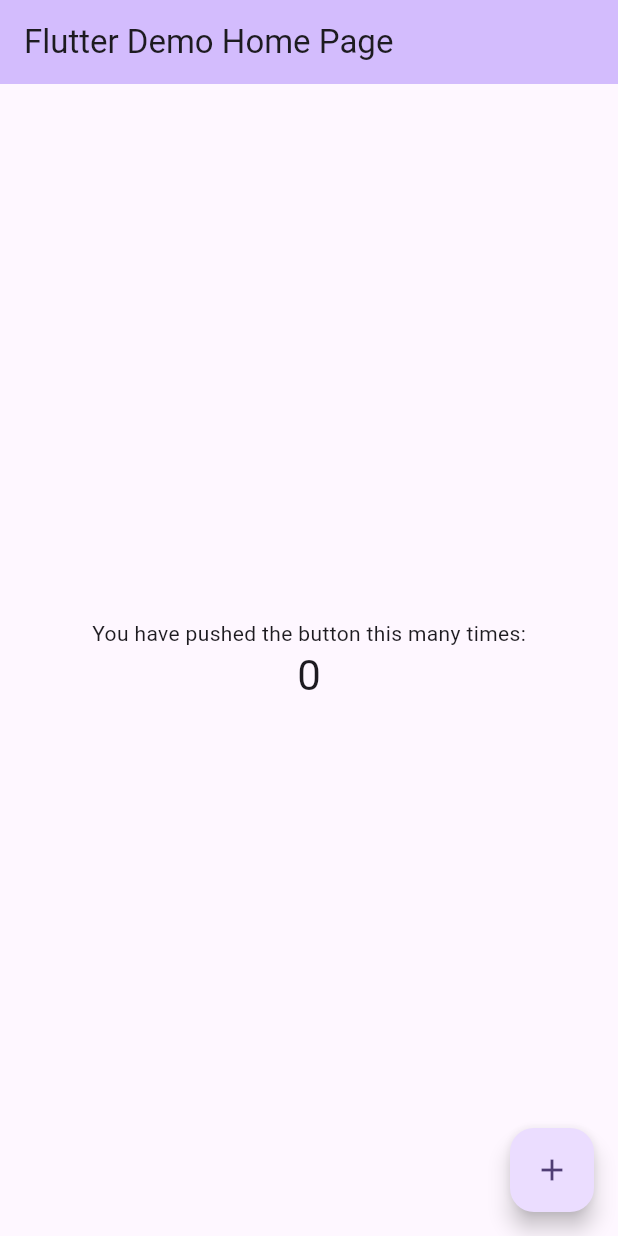
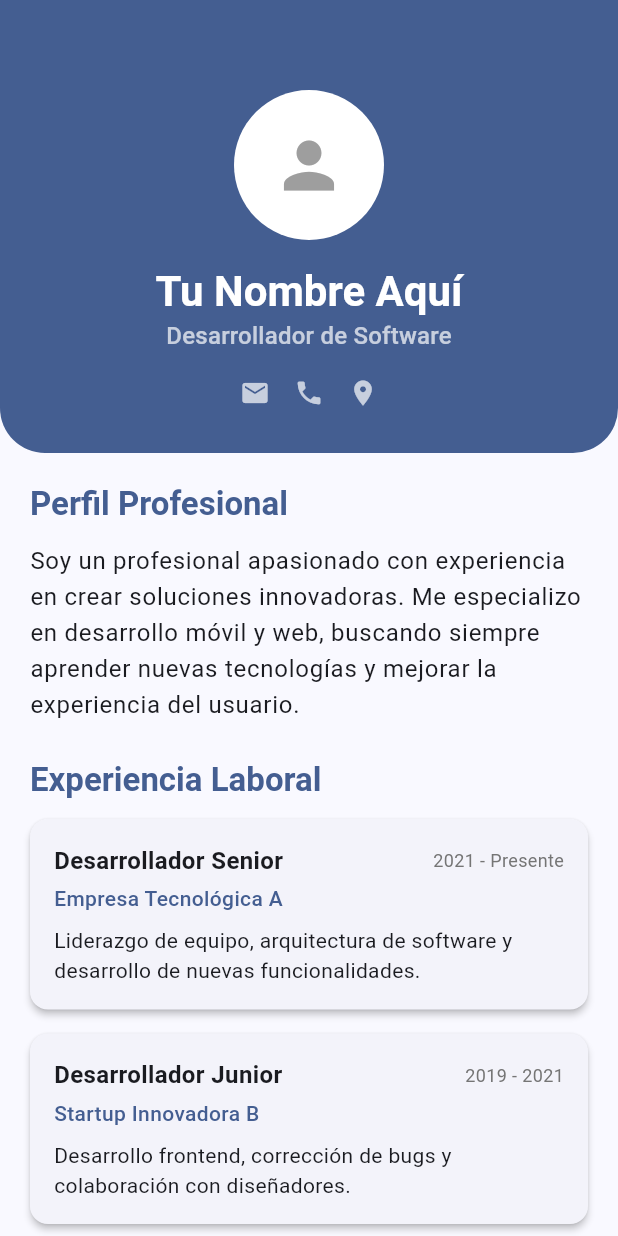
Before and after one commit to could-ai/019aa273-6e26-7082-a9ea-19da6fcd05ed, a Flutter app: the screen it shows after launch, on a phone screen of 412 x 824 dp. Run offline on Flutter 3.47's test engine with Material 3 defaults, Android fonts, the phone set to English and light mode, and no system bars.

Commit message:
Creación del modelo de datos para el CV y datos de ejemplo (placeholder).; Creación de la pantalla visual del CV con diseño moderno, secciones de experiencia, educación y habilidades.; Actualización del punto de entrada de la app para mostrar la pantalla del CV.

```diff
--- /dev/null
+++ b/usr/lib/cv_data.dart
@@ -0,0 +1,81 @@
+class CVData {
+  final String name;
+  final String jobTitle;
+  final String email;
+  final String phone;
+  final String location;
+  final String summary;
+  final List<Experience> experience;
+  final List<Education> education;
+  final List<String> skills;
+
+  CVData({
+    required this.name,
+    required this.jobTitle,
+    required this.email,
+    required this.phone,
+    required this.location,
+    required this.summary,
+    required this.experience,
+    required this.education,
+    required this.skills,
+  });
+}
+
+class Experience {
+  final String company;
+  final String role;
+  final String duration;
+  final String description;
+
+  Experience({
+    required this.company,
+    required this.role,
+    required this.duration,
+    required this.description,
+  });
+}
+
+class Education {
+  final String institution;
+  final String degree;
+  final String duration;
+
+  Education({
+    required this.institution,
+    required this.degree,
+    required this.duration,
+  });
+}
+
+// Datos de ejemplo (Placeholder)
+final CVData placeholderCV = CVData(
+  name: "Tu Nombre Aquí",
+  jobTitle: "Desarrollador de Software",
+  email: "correo@ejemplo.com",
+  phone: "+123 456 7890",
+  location: "Ciudad, País",
+  summary: "Soy un profesional apasionado con experiencia en crear soluciones innovadoras. Me especializo en desarrollo móvil y web, buscando siempre aprender nuevas tecnologías y mejorar la experiencia del usuario.",
+  experience: [
+    Experience(
+      company: "Empresa Tecnológica A",
+      role: "Desarrollador Senior",
+      duration: "2021 - Presente",
+      description: "Liderazgo de equipo, arquitectura de software y desarrollo de nuevas funcionalidades.",
+    ),
+    Experience(
+      company: "Startup Innovadora B",
+      role: "Desarrollador Junior",
+      duration: "2019 - 2021",
+      description: "Desarrollo frontend, corrección de bugs y colaboración con diseñadores.",
+    ),
+  ],
+  education: [
+    Education(
+      institution: "Universidad Nacional",
+      degree: "Ingeniería de Sistemas",
+      duration: "2015 - 2019",
+    ),
+  ],
+  skills: ["Flutter", "Dart", "Firebase", "Git", "UI/UX Design", "SQL", "Agile"],
+);
--- /dev/null
+++ b/usr/lib/cv_screen.dart
@@ -0,0 +1,184 @@
+import 'package:flutter/material.dart';
+import 'cv_data.dart';
+
+class CVScreen extends StatelessWidget {
+  final CVData data;
+
+  const CVScreen({super.key, required this.data});
+
+  @override
+  Widget build(BuildContext context) {
+    return Scaffold(
+      body: SingleChildScrollView(
+        child: Column(
+          crossAxisAlignment: CrossAxisAlignment.start,
+          children: [
+            _buildHeader(context),
+            Padding(
+              padding: const EdgeInsets.all(20.0),
+              child: Column(
+                crossAxisAlignment: CrossAxisAlignment.start,
+                children: [
+                  _buildSectionTitle(context, "Perfil Profesional"),
+                  Text(
+                    data.summary,
+                    style: Theme.of(context).textTheme.bodyLarge,
+                  ),
+                  const SizedBox(height: 24),
+
+                  _buildSectionTitle(context, "Experiencia Laboral"),
+                  ...data.experience.map((exp) => _buildExperienceItem(context, exp)),
+
+                  const SizedBox(height: 24),
+
+                  _buildSectionTitle(context, "Educación"),
+                  ...data.education.map((edu) => _buildEducationItem(context, edu)),
+
+                  const SizedBox(height: 24),
+
+                  _buildSectionTitle(context, "Habilidades"),
+                  Wrap(
+                    spacing: 8.0,
+                    runSpacing: 8.0,
+                    children: data.skills.map((skill) => Chip(
+                      label: Text(skill),
+                      backgroundColor: Theme.of(context).colorScheme.primaryContainer,
+                    )).toList(),
+                  ),
+                ],
+              ),
+            ),
+          ],
+        ),
+      ),
+    );
+  }
+
+  Widget _buildHeader(BuildContext context) {
+    return Container(
+      width: double.infinity,
+      padding: const EdgeInsets.fromLTRB(20, 60, 20, 30),
+      decoration: BoxDecoration(
+        color: Theme.of(context).colorScheme.primary,
+        borderRadius: const BorderRadius.only(
+          bottomLeft: Radius.circular(30),
+          bottomRight: Radius.circular(30),
+        ),
+      ),
+      child: Column(
+        children: [
+          const CircleAvatar(
+            radius: 50,
+            backgroundColor: Colors.white,
+            child: Icon(Icons.person, size: 50, color: Colors.grey),
+          ),
+          const SizedBox(height: 16),
+          Text(
+            data.name,
+            style: Theme.of(context).textTheme.headlineMedium?.copyWith(
+              color: Colors.white,
+              fontWeight: FontWeight.bold,
+            ),
+          ),
+          Text(
+            data.jobTitle,
+            style: Theme.of(context).textTheme.titleMedium?.copyWith(
+              color: Colors.white70,
+            ),
+          ),
+          const SizedBox(height: 16),
+          Row(
+            mainAxisAlignment: MainAxisAlignment.center,
+            children: [
+              _buildContactIcon(Icons.email, data.email),
+              const SizedBox(width: 16),
+              _buildContactIcon(Icons.phone, data.phone),
+              const SizedBox(width: 16),
+              _buildContactIcon(Icons.location_on, data.location),
+            ],
+          ),
+        ],
+      ),
+    );
+  }
+
+  Widget _buildContactIcon(IconData icon, String tooltip) {
+    return Tooltip(
+      message: tooltip,
+      child: Icon(icon, color: Colors.white70, size: 20),
+    );
+  }
+
+  Widget _buildSectionTitle(BuildContext context, String title) {
+    return Padding(
+      padding: const EdgeInsets.only(bottom: 12.0),
+      child: Text(
+        title,
+        style: Theme.of(context).textTheme.titleLarge?.copyWith(
+          fontWeight: FontWeight.bold,
+          color: Theme.of(context).colorScheme.primary,
+        ),
+      ),
+    );
+  }
+
+  Widget _buildExperienceItem(BuildContext context, Experience exp) {
+    return Card(
+      elevation: 2,
+      margin: const EdgeInsets.only(bottom: 16),
+      child: Padding(
+        padding: const EdgeInsets.all(16.0),
+        child: Column(
+          crossAxisAlignment: CrossAxisAlignment.start,
+          children: [
+            Row(
+              mainAxisAlignment: MainAxisAlignment.spaceBetween,
+              children: [
+                Text(
+                  exp.role,
+                  style: const TextStyle(fontWeight: FontWeight.bold, fontSize: 16),
+                ),
+                Text(
+                  exp.duration,
+                  style: TextStyle(color: Colors.grey[600], fontSize: 12),
+                ),
+              ],
+            ),
+            const SizedBox(height: 4),
+            Text(
+              exp.company,
+              style: TextStyle(color: Theme.of(context).colorScheme.primary, fontWeight: FontWeight.w500),
+            ),
+            const SizedBox(height: 8),
+            Text(exp.description),
+          ],
+        ),
+      ),
+    );
+  }
+
+  Widget _buildEducationItem(BuildContext context, Education edu) {
+    return Padding(
+      padding: const EdgeInsets.only(bottom: 12.0),
+      child: Row(
+        crossAxisAlignment: CrossAxisAlignment.start,
+        children: [
+          Icon(Icons.school, color: Theme.of(context).colorScheme.secondary, size: 20),
+          const SizedBox(width: 12),
+          Expanded(
+            child: Column(
+              crossAxisAlignment: CrossAxisAlignment.start,
+              children: [
+                Text(
+                  edu.institution,
+                  style: const TextStyle(fontWeight: FontWeight.bold),
+                ),
+                Text('${edu.degree} • ${edu.duration}'),
+              ],
+            ),
+          ),
+        ],
+      ),
+    );
+  }
+}
--- a/usr/lib/main.dart
+++ b/usr/lib/main.dart
@@ -1,4 +1,6 @@
 import 'package:flutter/material.dart';
+import 'cv_screen.dart';
+import 'cv_data.dart';
 
 void main() {
   runApp(const MyApp());
@@ -7,114 +9,21 @@ void main() {
 class MyApp extends StatelessWidget {
   const MyApp({super.key});
 
-  // This widget is the root of your application.
   @override
   Widget build(BuildContext context) {
     return MaterialApp(
-      title: 'Flutter Demo',
+      title: 'Mi Curriculum Vitae',
       debugShowCheckedModeBanner: false,
       theme: ThemeData(
-        // This is the theme of your application.
-        //
-        // TRY THIS: Try running your application with "flutter run". You'll see
-        // the application has a purple toolbar. Then, without quitting the app,
-        // try changing the seedColor in the colorScheme below to Colors.green
-        // and then invoke "hot reload" (save your changes or press the "hot
-        // reload" button in a Flutter-supported IDE, or press "r" if you used
-        // the command line to start the app).
-        //
-        // Notice that the counter didn't reset back to zero; the application
-        // state is not lost during the reload. To reset the state, use hot
-        // restart instead.
-        //
-        // This works for code too, not just values: Most code changes can be
-        // tested with just a hot reload.
-        colorScheme: ColorScheme.fromSeed(seedColor: Colors.deepPurple),
+        colorScheme: ColorScheme.fromSeed(seedColor: Colors.blueAccent),
+        useMaterial3: true,
+        fontFamily: 'Roboto', // Usando fuente por defecto, pero preparado para cambiar
       ),
-      home: const MyHomePage(title: 'Flutter Demo Home Page'),
+      // Definimos las rutas asegurando que '/' exista
+      initialRoute: '/',
+      routes: {
+        '/': (context) => CVScreen(data: placeholderCV),
+      },
     );
   }
 }
-
-class MyHomePage extends StatefulWidget {
-  const MyHomePage({super.key, required this.title});
-
-  // This widget is the home page of your application. It is stateful, meaning
-  // that it has a State object (defined below) that contains fields that affect
-  // how it looks.
-
-  // This class is the configuration for the state. It holds the values (in this
-  // case the title) provided by the parent (in this case the App widget) and
-  // used by the build method of the State. Fields in a Widget subclass are
-  // always marked "final".
-
-  final String title;
-
-  @override
-  State<MyHomePage> createState() => _MyHomePageState();
-}
-
-class _MyHomePageState extends State<MyHomePage> {
-  int _counter = 0;
-
-  void _incrementCounter() {
-    setState(() {
-      // This call to setState tells the Flutter framework that something has
-      // changed in this State, which causes it to rerun the build method below
-      // so that the display can reflect the updated values. If we changed
-      // _counter without calling setState(), then the build method would not be
-      // called again, and so nothing would appear to happen.
-      _counter++;
-    });
-  }
-
-  @override
-  Widget build(BuildContext context) {
-    // This method is rerun every time setState is called, for instance as done
-    // by the _incrementCounter method above.
-    //
-    // The Flutter framework has been optimized to make rerunning build methods
-    // fast, so that you can just rebuild anything that needs updating rather
-    // than having to individually change instances of widgets.
-    return Scaffold(
-      appBar: AppBar(
-        // TRY THIS: Try changing the color here to a specific color (to
-        // Colors.amber, perhaps?) and trigger a hot reload to see the AppBar
-        // change color while the other colors stay the same.
-        backgroundColor: Theme.of(context).colorScheme.inversePrimary,
-        // Here we take the value from the MyHomePage object that was created by
-        // the App.build method, and use it to set our appbar title.
-        title: Text(widget.title),
-      ),
-      body: Center(
-        // Center is a layout widget. It takes a single child and positions it
-        // in the middle of the parent.
-        child: Column(
-          // Column is also a layout widget. It takes a list of children and
-          // arranges them vertically. By default, it sizes itself to fit its
-          // children horizontally, and tries to be as tall as its parent.
-          //
-          // Column has various properties to control how it sizes itself and
-          // how it positions its children. Here we use mainAxisAlignment to
-          // center the children vertically; the main axis here is the vertical
-          // axis because Columns are vertical (the cross axis would be
-          // horizontal).
-          //
-          // TRY THIS: Invoke "debug painting" (choose the "Toggle Debug Paint"
-          // action in the IDE, or press "p" in the console), to see the
-          // wireframe for each widget.
-          mainAxisAlignment: MainAxisAlignment.center,
-          children: <Widget>[
-            const Text('You have pushed the button this many times:'),
-            Text('$_counter', style: Theme.of(context).textTheme.headlineMedium),
-          ],
-        ),
-      ),
-      floatingActionButton: FloatingActionButton(
-        onPressed: _incrementCounter,
-        tooltip: 'Increment',
-        child: const Icon(Icons.add),
-      ), // This trailing comma makes auto-formatting nicer for build methods.
-    );
-  }
-}
```
